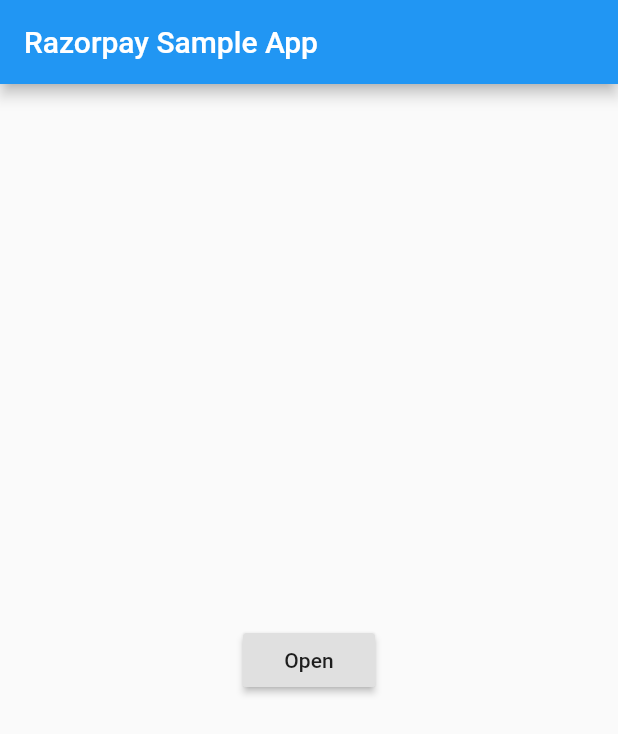
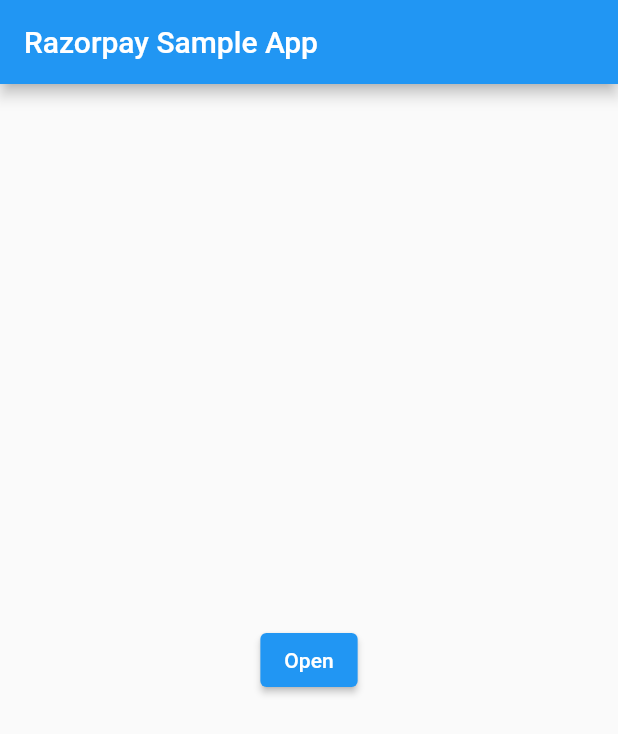
Before and after one commit to razorpay/razorpay-flutter, a Flutter app: the screen it shows after launch, on a phone screen of 412 x 824 dp. Shown: the top 734 px of the screen. Run offline on Flutter 3.47's test engine with Material 2 defaults, Android fonts, the phone set to English and light mode, and no system bars; our stand-ins replace fluttertoast; missing offline and left inert: eventify; statements that could not run were skipped.

```diff
--- a/example/lib/main.dart
+++ b/example/lib/main.dart
@@ -28,7 +28,7 @@
             child: Row(
                 mainAxisAlignment: MainAxisAlignment.center,
                 children: <Widget>[
-              RaisedButton(onPressed: openCheckout, child: Text('Open'))
+              ElevatedButton(onPressed: openCheckout, child: Text('Open'))
             ])),
       ),
     );
@@ -70,7 +70,8 @@
 
   void _handlePaymentSuccess(PaymentSuccessResponse response) {
     Fluttertoast.showToast(
-        msg: "SUCCESS: " + response.paymentId!, toastLength: Toast.LENGTH_SHORT);
+        msg: "SUCCESS: " + response.paymentId!,
+        toastLength: Toast.LENGTH_SHORT);
   }
 
   void _handlePaymentError(PaymentFailureResponse response) {
@@ -81,6 +82,7 @@
 
   void _handleExternalWallet(ExternalWalletResponse response) {
     Fluttertoast.showToast(
-        msg: "EXTERNAL_WALLET: " + response.walletName!, toastLength: Toast.LENGTH_SHORT);
+        msg: "EXTERNAL_WALLET: " + response.walletName!,
+        toastLength: Toast.LENGTH_SHORT);
   }
 }
--- a/pubspec.yaml
+++ b/pubspec.yaml
@@ -11,6 +11,7 @@
   flutter:
     sdk: flutter
   eventify: ^1.0.0
+  fluttertoast: ^8.0.7
 
 dev_dependencies:
   flutter_test:
```
Also changed, not shown: example/pubspec.lock, pubspec.lock, 11 other files.
